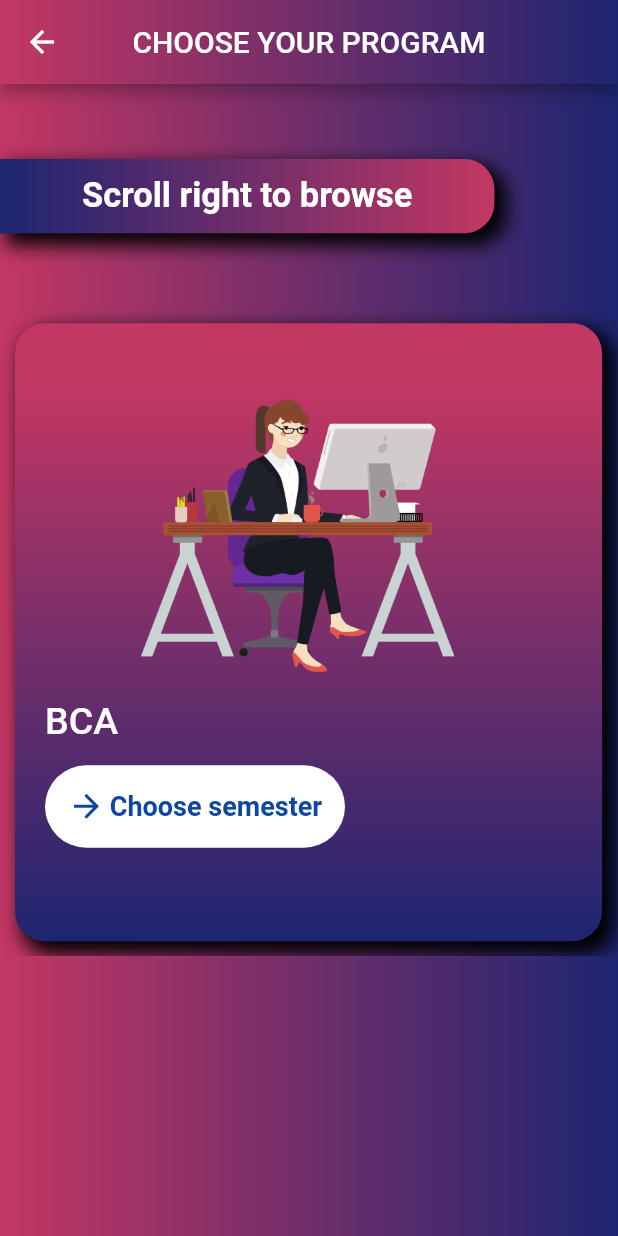
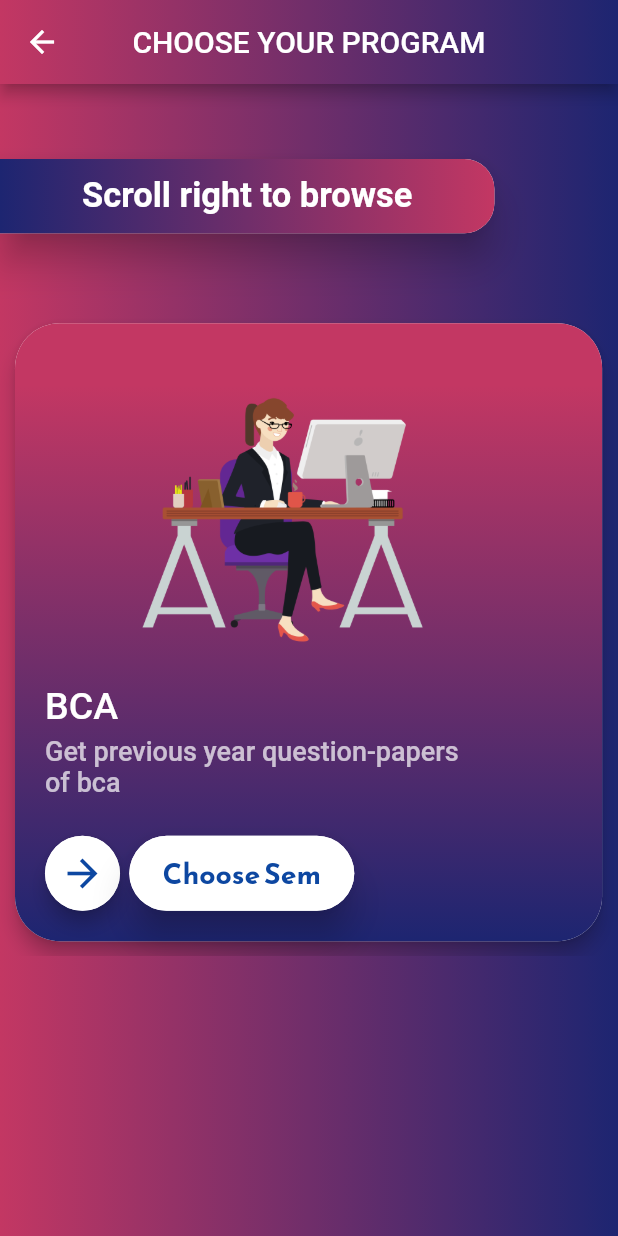
Before and after one commit to devil-preet/ExamPrep, a Flutter app: the screen it shows after launch, after a tap on "Click here", on a phone screen of 412 x 824 dp. Run offline on Flutter 3.47's test engine with Material 2 defaults, Android fonts, the phone set to English and light mode, and no system bars; our stand-ins replace file_picker; missing offline and left inert: flutter_pdfview; network calls fail; Roboto replaces fonts that are missing (font1).

Commit message:
Change Elevation

```diff
--- a/lib/page/UG/BCA/bca_course.dart
+++ b/lib/page/UG/BCA/bca_course.dart
@@ -22,7 +22,6 @@ class _BCAState extends State<BCA> {
     mq = MediaQuery.of(context).size;
     return Scaffold(
       appBar: AppBar(
-        centerTitle: true,
         title: Text(
           "PROGRAM - BCA",
           style: TextStyle(fontFamily: 'font1'),
--- a/lib/page/home_page.dart
+++ b/lib/page/home_page.dart
@@ -1,5 +1,8 @@
+import 'dart:io';
+
 import 'package:flutter/material.dart';
 import 'package:flutter/services.dart';
+import 'package:pup_prep/api_pdf/pdf_api.dart';
 import 'package:pup_prep/main.dart';
 import 'package:pup_prep/page/OTHERS/Other_courses.dart';
 import 'package:pup_prep/page/PG/PG_page.dart';
@@ -34,7 +37,7 @@ class _Home_PageState extends State<Home_Page> {
     );
     return Scaffold(
       appBar: AppBar(
-        centerTitle: true,
+        //centerTitle: true,
         title: Text(
           "CHOOSE YOUR COURSE LEVEL",
           style: TextStyle(fontFamily: 'font1'),
@@ -66,10 +69,37 @@ class _Home_PageState extends State<Home_Page> {
             child: Column(
               crossAxisAlignment: CrossAxisAlignment.start,
               children: [
-                Up_Banner(
-                  labal: 'COURSES',
-                  width: mq.width * 0.6,
-                  height: mq.height * 0.06,
+                Row(
+                  mainAxisAlignment: MainAxisAlignment.spaceBetween,
+                  children: [
+                    Up_Banner(
+                      labal: 'COURSES',
+                      width: mq.width * 0.6,
+                      height: mq.height * 0.06,
+                    ),
+                    ElevatedButton(
+                        style: ElevatedButton.styleFrom(
+                          backgroundColor: Color(0xFFFFF0F0),
+                          shape: RoundedRectangleBorder(
+                            borderRadius: BorderRadius.circular(100),
+                          ),
+                        ),
+                        onPressed: () async {
+                          File? file = await Pdf_Api.pickfile();
+                            Pdf_Api.openpdf(context, file!);
+                        },
+                        child: Text(
+                          'OPEN PDF',
+                          style: TextStyle(
+                            fontSize: 15,
+                            fontFamily: 'font2',
+                            color: Colors.blue.shade900,
+                          ),
+                        )),
+                    SizedBox(
+                      width: 5,
+                    ),
+                  ],
                 ),
                 Courses_Tile(
                     imageName: "assets/images/ug1.png",
--- a/lib/widgets/course_tile.dart
+++ b/lib/widgets/course_tile.dart
@@ -17,29 +17,23 @@ class Courses_Tile extends StatelessWidget {
   Widget build(BuildContext context) {
     return Padding(
       padding: const EdgeInsets.symmetric(horizontal: 10, vertical: 10),
+      child: Material(
+        elevation: 10,
+        borderRadius: BorderRadius.circular(35),
         child: Container(
           width: mq.width,
-        height: mq.height * 0.25,
+          height: mq.height * 0.20,
           decoration: BoxDecoration(
-            boxShadow: [
-              BoxShadow(
-                color: Color(0xFF000000),
-                offset: Offset(6.0, 6.0),
-                spreadRadius: 2.0,
-                blurRadius: 10.0,
-              ),
-            ],
               gradient: LinearGradient(
                   colors: [
-                  Color.fromARGB(255, 195, 55, 99), //redish
-                  Color.fromARGB(255, 29, 37, 113), //blueish
+                    Color(0xFFC33763), //redish
+                    Color(0xFF1D2571), //blueish
                   ],
                   begin: Alignment.topCenter,
                   end: Alignment.bottomCenter,
                   stops: [0.01, 2.0]),
-            borderRadius: BorderRadius.circular(15)),
+              borderRadius: BorderRadius.circular(35)),
           child: Row(
-          // mainAxisAlignment: MainAxisAlignment.spaceAround,
             crossAxisAlignment: CrossAxisAlignment.center,
             children: [
               Container(
@@ -48,25 +42,21 @@ class Courses_Tile extends StatelessWidget {
                 height: mq.height * 0.15,
                 decoration: BoxDecoration(
                     //color: Colors.white,
-                  image:
-                      DecorationImage(image: AssetImage(imageName.toString())),
+                    image: DecorationImage(
+                        image: AssetImage(imageName.toString())),
                     borderRadius: BorderRadius.circular(100)),
               ),
-            // Container(
-            //   height: mq.height * 0.20,
-            //   width: mq.width * 0.009,
-            //   decoration: BoxDecoration(
-            //     borderRadius: BorderRadius.circular(20),
-            //     gradient: LinearGradient(
-            //         colors: [
-            //           Color.fromARGB(255, 29, 37, 113), //blueish
-            //           Color.fromARGB(255, 195, 55, 99), //redish
-            //         ],
-            //         begin: Alignment.topCenter,
-            //         end: Alignment.bottomCenter,
-            //         stops: [0.01, 2.0]),
-            //   ),
-            // ),
+              Material(
+                elevation: 5,
+                borderRadius: BorderRadius.circular(20),
+                child: Container(
+                  height: mq.height * 0.15,
+                  width: mq.width * 0.009,
+                  decoration: BoxDecoration(
+                      borderRadius: BorderRadius.circular(20),
+                      color: Color.fromARGB(255, 255, 255, 233)),
+                ),
+              ),
               SizedBox(
                 width: mq.width * 0.05,
               ),
@@ -78,26 +68,29 @@ class Courses_Tile extends StatelessWidget {
                     maxLines: 2,
                     style: TextStyle(
                         color: Color.fromARGB(255, 253, 249, 233),
-                      fontSize: 22,
-                      fontWeight: FontWeight.bold,
+                        fontSize: 23,
                         fontFamily: 'font1'),
                   ),
                   GestureDetector(
                     onTap: onTap,
+                    child: Material(
+                      elevation: 10,
+                      borderRadius: BorderRadius.circular(50),
                       child: Container(
                         width: 120,
-                    height: 40,
+                        height: 45,
                         decoration: BoxDecoration(
                             color: Color(0xFFFFF0F0),
-                        borderRadius: BorderRadius.circular(15)),
+                            borderRadius: BorderRadius.circular(50)),
                         child: Center(
                           child: Text(
                             btext,
                             style: TextStyle(
                                 color: Colors.blue.shade900,
-                            fontSize: 17,
+                                fontSize: 18,
                                 fontWeight: FontWeight.w500,
-                            fontFamily: 'font1'),
+                                fontFamily: 'font2'),
+                          ),
                         ),
                       ),
                     ),
@@ -107,6 +100,7 @@ class Courses_Tile extends StatelessWidget {
             ],
           ),
         ),
+      ),
     );
   }
 }
--- a/lib/widgets/program_tile.dart
+++ b/lib/widgets/program_tile.dart
@@ -15,19 +15,14 @@ class Program_Tile extends StatelessWidget {
   Widget build(BuildContext context) {
     return Padding(
       padding: EdgeInsets.symmetric(horizontal: 10, vertical: 10),
+      child: Material(
+        elevation: 5,
+        borderRadius: BorderRadius.circular(30),
         child: Container(
           width: mq.width * 0.95,
-        height: mq.height * 0.5,
+          height: mq.height * 0.50,
           decoration: BoxDecoration(
-          borderRadius: BorderRadius.circular(20),
-          boxShadow: [
-            BoxShadow(
-              color: Color(0xFF000000),
-              offset: Offset(6.0, 6.0),
-              spreadRadius: 2.0,
-              blurRadius: 10.0,
-            ),
-          ],
+            borderRadius: BorderRadius.circular(30),
             gradient: LinearGradient(
                 colors: [
                   Color.fromARGB(255, 195, 55, 99),
@@ -43,9 +38,9 @@ class Program_Tile extends StatelessWidget {
               crossAxisAlignment: CrossAxisAlignment.start,
               children: [
                 Padding(
-                padding: EdgeInsets.only(left: 50, top: 20),
+                  padding: EdgeInsets.only(left: 60, top: 10),
                   child: Container(
-                  width: mq.width * 0.6,
+                    width: mq.width * 0.5,
                     height: mq.height * 0.28,
                     decoration: BoxDecoration(
                         image: DecorationImage(
@@ -61,51 +56,67 @@ class Program_Tile extends StatelessWidget {
                       fontFamily: 'font1'),
                 ),
                 SizedBox(
-                height: 15,
+                  height: 5,
                 ),
-              // Text(
-              //   'Get previous year question-papers of ${program_name.toLowerCase()}',
-              //   style: TextStyle(
-              //       fontSize: 15,
-              //       color: Colors.white,
-              //       fontWeight: FontWeight.w500,
-              //       fontFamily: 'font1'),
-              // ),
-              // SizedBox(
-              //   height: 25,
-              // ),
+                Text(
+                  'Get previous year question-papers\nof ${program_name.toLowerCase()}',
+                  style: TextStyle(
+                      fontSize: 18,
+                      color: Colors.white.withOpacity(0.7),
+                      fontWeight: FontWeight.w500,
+                      fontFamily: 'font1'),
+                ),
+                SizedBox(
+                  height: 25,
+                ),
+                Row(
+                  children: [
+                    Material(
+                      elevation: 5,
+                      borderRadius: BorderRadius.circular(50),
+                      child: Container(
+                        width: 50,
+                        height: 50,
+                        decoration: BoxDecoration(
+                          borderRadius: BorderRadius.circular(50),
+                          color: Colors.white,
+                        ),
+                        child:  Icon(
+                                Icons.arrow_forward_outlined,
+                                color: Colors.blue.shade900,
+                                size: 30,
+                              ),
+                      ),
+                    ),
+                    SizedBox(width: mq.width*0.015,),
                     GestureDetector(
                       onTap: onTap,
+                      child: Material(
+                        elevation: 10,
+                        borderRadius: BorderRadius.circular(50),
                         child: Container(
-                  width: 200,
-                  height: 55,
+                          width: 150,
+                          height: 50,
                           decoration: BoxDecoration(
                               color: Colors.white,
                               borderRadius: BorderRadius.circular(50)),
-                  child: Row(
-                    mainAxisAlignment: MainAxisAlignment.center,
-                    children: [
-                      Icon(
-                        Icons.arrow_forward_outlined,
-                        color: Colors.blue.shade900,
-                        size: 25,
-                      ),
-                      SizedBox(
-                        width: 3,
-                      ),
-                      Text(
-                        'Choose semester',
+                          child: Center(
+                            child: Text(
+                              'Choose Sem',
                               style: TextStyle(
                                   color: Colors.blue.shade900,
-                            fontSize: 18,
+                                  fontSize: 19,
                                   fontWeight: FontWeight.bold,
-                            fontFamily: 'font1'),
+                                  fontFamily: 'font2'),
                             ),
-                    ],
+                          ),
                         ),
                       ),
                     ),
                   ],
+                ),
+              ],
+            ),
           ),
         ),
       ),
--- a/lib/widgets/up_banner.dart
+++ b/lib/widgets/up_banner.dart
@@ -14,18 +14,17 @@ class Up_Banner extends StatelessWidget {
   Widget build(BuildContext context) {
     return Padding(
       padding: const EdgeInsets.symmetric(vertical: 30),
+      child: Material(
+        elevation: 10,
+        shadowColor: Colors.black,
+        borderRadius: BorderRadius.only(
+          topRight: Radius.circular(20),
+          bottomRight: Radius.circular(20),
+        ),
         child: Container(
           width: width,
           height: height,
           decoration: BoxDecoration(
-            boxShadow: [
-              BoxShadow(
-                color: Color(0xFF000000),
-                offset: Offset(6.0, 6.0),
-                spreadRadius: 2.0,
-                blurRadius: 10.0,
-              ),
-            ],
               gradient: LinearGradient(colors: [
                 Color.fromARGB(255, 29, 37, 113), //blueish
                 Color.fromARGB(255, 195, 55, 99), //redish
@@ -45,6 +44,7 @@ class Up_Banner extends StatelessWidget {
             ),
           ),
         ),
+      ),
     );
   }
 }
--- a/pubspec.yaml
+++ b/pubspec.yaml
@@ -87,9 +87,9 @@ flutter:
         - asset: assets/fonts/font1.ttf
   #       - asset: fonts/Schyler-Italic.ttf
   #         style: italic
-  #   - family: Trajan Pro
-  #     fonts:
-  #       - asset: fonts/TrajanPro.ttf
+    - family: font2
+      fonts:
+        - asset: assets/fonts/font2.ttf
   #       - asset: fonts/TrajanPro_Bold.ttf
   #         weight: 700
   #
```
Also changed, not shown: lib/widgets/sem_tile.dart (+13 -15 lines), lib/widgets/subject_tile.dart (+51 -27 lines), assets/fonts/font2.ttf (added). Lines whose indentation alone changed are shown as unchanged.
